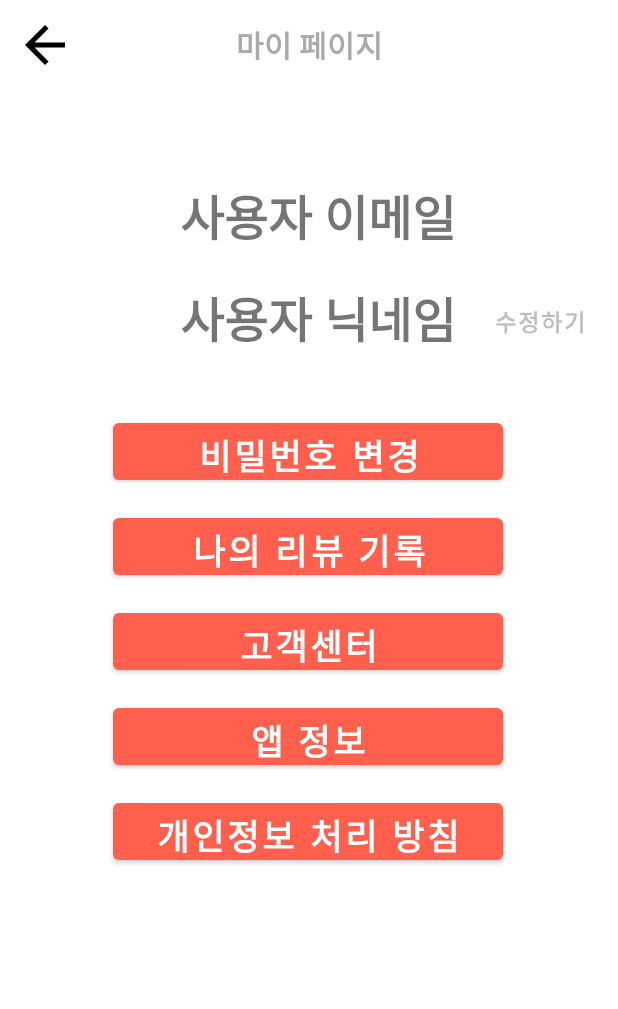
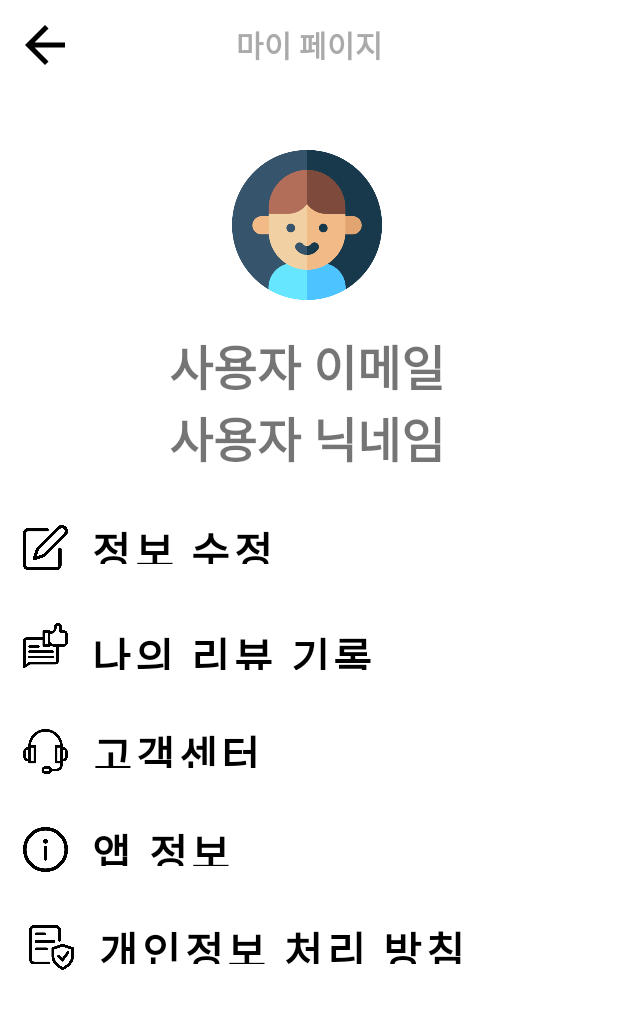
Before and after one commit to ohamin26/kotlin_red_lighthouse, an Android app: the layout activity_user_info.xml on its own in the app's theme, with its tools: preview values and no code run, on a phone screen of 412 x 824 dp. Shown: the top 1009 px of the screen. Run offline under Robolectric (Android 15) with nearby library versions, the phone set to English and light mode, and no system bars.

Commit message:
하람 : 마이 페이지 변경, xml에 사용할 이미지 추가 (05/30)

```diff
--- a/app/src/main/res/layout/activity_change_info_nickname.xml
+++ b/app/src/main/res/layout/activity_change_info_nickname.xml
@@ -1,4 +1,5 @@
-<?xml version="1.0" encoding="utf-8"?><!--정보 수정 버튼 클릭 시 전환되는 회원 정보 변경 화면-->
+<?xml version="1.0" encoding="utf-8"?>
+<!--정보 수정 버튼 클릭 시 전환되는 회원 정보 변경 화면-->
 <ScrollView xmlns:android="http://schemas.android.com/apk/res/android"
     android:layout_width="match_parent"
     android:layout_height="match_parent"
@@ -60,6 +61,20 @@
                 android:layout_marginTop="10dp"
                 android:src="@drawable/resume" />
 
+            <!--이메일 입력 칸, inputType : 입력 가능한 값을 모든 문자 / 기호 / 숫자로 설정-->
+            <EditText
+                android:id="@+id/email_change"
+                android:layout_width="wrap_content"
+                android:layout_height="wrap_content"
+                android:layout_gravity="center"
+                android:layout_marginTop="70dp"
+                android:ems="11"
+                android:textSize="20dp"
+                android:textStyle="bold"
+                android:hint="Email"
+                android:inputType="textPersonName"
+                android:text="" />
+
             <!--닉네임 입력 칸-->
             <EditText
                 android:id="@+id/nickname_change"
@@ -70,9 +85,8 @@
                 android:ems="11"
                 android:textSize="20dp"
                 android:textStyle="bold"
-                android:hint="닉네임"
-                android:inputType="textPersonName"/>
-
+                android:hint="Nickname"
+                android:inputType="textPassword"/>
 
             <!--완료 버튼-->
             <Button
--- a/app/src/main/res/layout/activity_register.xml
+++ b/app/src/main/res/layout/activity_register.xml
@@ -55,7 +55,7 @@
             android:layout_marginTop="10dp"
             android:src="@drawable/signup" />
 
-        <!--이메일 입력-->
+        <!--이메일 입력 칸, 입력 가능한 값의 속성을 이메일 주소로 설정-->
         <EditText
             android:id="@+id/edit_email"
             android:layout_width="wrap_content"
@@ -65,9 +65,9 @@
             android:ems="9"
             android:fontFamily="@font/suite1"
             android:hint="이메일"
-            android:inputType="textPersonName" />
+            android:inputType="textEmailAddress" />
 
-        <!--닉네임 입력-->
+        <!--닉네임 입력 칸, 입력 가능한 값의 속성을 문자열과 숫자로 설정-->
         <EditText
             android:id="@+id/edit_nickname"
             android:layout_width="wrap_content"
@@ -76,9 +76,10 @@
             android:layout_marginLeft="110dp"
             android:ems="9"
             android:hint="닉네임"
-            android:fontFamily="@font/suite1"/>
+            android:fontFamily="@font/suite1"
+            android:inputType="text|number"/>
 
-        <!--비밀 번호 입력-->
+        <!--비밀 번호 입력 칸, 입력 가능한 값의 속성을 패스워드로 설정-->
         <EditText
             android:id="@+id/edit_pw"
             android:layout_width="wrap_content"
@@ -90,7 +91,7 @@
             android:fontFamily="@font/suite1"
             android:inputType="textPassword" />
 
-        <!--비밀 번호 확인-->
+        <!--비밀 번호 확인, 입력 가능한 값의 속성을 패스워드로 설정-->
         <EditText
             android:id="@+id/edit_pw_re"
             android:layout_width="wrap_content"
--- a/app/src/main/res/layout/activity_user_info.xml
+++ b/app/src/main/res/layout/activity_user_info.xml
@@ -4,14 +4,13 @@
     android:layout_width="match_parent"
     android:layout_height="match_parent"
     tools:context=".activity.UserInfoActivity">
-    <ScrollView xmlns:android="http://schemas.android.com/apk/res/android"
-        xmlns:tools="http://schemas.android.com/tools"
+    <ScrollView
         android:layout_width="match_parent"
         android:layout_height="match_parent">
 
         <LinearLayout
             android:layout_width="match_parent"
-            android:layout_height="wrap_content"
+            android:layout_height="match_parent"
             android:orientation="vertical"
             >
 
@@ -47,119 +46,185 @@
 
             </LinearLayout>
 
+            <LinearLayout
+                android:layout_width="410dp"
+                android:layout_height="wrap_content"
+                android:gravity="center"
+                android:orientation="vertical">
+                    <!--프로필 이미지 뷰-->
+                    <ImageView
+                        android:layout_width="100dp"
+                        android:layout_height="100dp"
+                        android:src="@drawable/customer">
+                    </ImageView>
+
                 <!--사용자 이메일 텍스트 뷰-->
                 <TextView
-                android:id="@+id/user_email"
                     android:layout_width="wrap_content"
                     android:layout_height="wrap_content"
-                android:text="사용자 이메일"
-                android:textStyle="bold"
-                android:textSize="32dp"
-                android:layout_marginLeft="120dp"
                     android:layout_marginTop="20dp"
                     android:fontFamily="@font/suite"
-                />
-
-            <TableLayout
-                android:layout_height="wrap_content"
-                android:layout_width="wrap_content">
-                <TableRow tools:ignore="UselessParent">
+                    android:text="사용자 이메일"
+                    android:textSize="32dp"
+                    android:textStyle="bold" />
                 <!--사용자 닉네임 텍스트 뷰-->
                 <TextView
-                        android:id="@+id/user_name"
                     android:layout_width="wrap_content"
                     android:layout_height="wrap_content"
                     android:text="사용자 닉네임"
                     android:textStyle="bold"
                     android:textSize="32dp"
-                        android:layout_marginLeft="120dp"
-                        android:layout_marginTop="20dp"
                     android:fontFamily="@font/suite"
                     />
+            </LinearLayout>
+
+            <LinearLayout
+                android:layout_width="wrap_content"
+                android:layout_height="wrap_content"
+                android:layout_marginLeft="15dp"
+                android:layout_marginTop="20dp"
+                android:orientation="horizontal">
+                <!--정보 수정 로고 이미지 뷰-->
+                <ImageView
+                    android:layout_width="30dp"
+                    android:layout_height="30dp"
+                    android:layout_marginTop="14dp"
+                    android:src="@drawable/edit">
+                </ImageView>
                 <!--이메일, 닉네임 정보 수정 페이지로 이동 버튼-->
                 <Button
-                        android:id="@+id/btn_edit_nickname"
+                    android:id="@+id/btn_edit"
+                    android:layout_width="wrap_content"
+                    android:layout_height="50dp"
+                    android:background="#00ff0000"
+                    android:text="정보 수정"
+                    android:textColor="@color/black"
+                    android:textStyle="bold"
+                    android:textSize="28dp"
+                    android:fontFamily="@font/suite"
+                    />
+            </LinearLayout>
+
+
+            <LinearLayout
                 android:layout_width="wrap_content"
                 android:layout_height="wrap_content"
-                        android:text="수정하기"
-                        android:textStyle="bold"
-                        android:textSize="15dp"
-                        android:layout_marginLeft="10dp"
+                android:layout_marginLeft="15dp"
                 android:layout_marginTop="15dp"
-                        android:fontFamily="@font/suite"
-                        android:background="#00ff0000"
-                        android:backgroundTint="@color/white"
-                        android:textColor="@android:color/secondary_text_light_nodisable"
-                        />
-                </TableRow>
-            </TableLayout>
-
-            <!--이메일, 닉네임 정보 수정 페이지로 이동 버튼-->
-            <Button
-                android:id="@+id/btn_edit_pw"
-                android:layout_width="260dp"
-                android:layout_height="50dp"
-                android:layout_marginLeft="75dp"
-                android:text="비밀번호 변경"
-                android:layout_marginTop="40dp"
-                android:textStyle="bold"
-                android:textSize="23dp"
-                android:fontFamily="@font/suite"
-                />
-
+                android:orientation="horizontal">
+                <!--리뷰 이미지 뷰-->
+                <ImageView
+                    android:layout_width="30dp"
+                    android:layout_height="30dp"
+                    android:layout_marginTop="14dp"
+                    android:src="@drawable/review">
+                </ImageView>
                 <!--나의 리뷰 페이지로 이동 버튼-->
                 <Button
                     android:id="@+id/btn_review"
-                android:layout_width="260dp"
+                    android:layout_width="wrap_content"
                     android:layout_height="50dp"
-                android:layout_marginLeft="75dp"
-                android:layout_marginTop="13dp"
+                    android:layout_marginTop="5dp"
                     android:text="나의 리뷰 기록"
                     android:textStyle="bold"
-                android:textSize="23dp"
+                    android:textSize="28dp"
+                    android:background="#00ff0000"
+                    android:textColor="@color/black"
                     android:fontFamily="@font/suite"
                     />
+            </LinearLayout>
+
+
+        <LinearLayout
+            android:layout_width="wrap_content"
+            android:layout_height="wrap_content"
+            android:layout_marginLeft="15dp"
+            android:layout_marginTop="15dp"
+            android:orientation="horizontal">
+            <!--고객센터 이미지 뷰-->
+            <ImageView
+                android:layout_width="30dp"
+                android:layout_height="30dp"
+                android:layout_marginTop="14dp"
+                android:src="@drawable/service">
+            </ImageView>
 
             <!--고객센터 버튼, 대표 이메일 안내 화면으로 이동-->
             <Button
                 android:id="@+id/btn_cs"
-                android:layout_width="260dp"
+                android:layout_width="wrap_content"
                 android:layout_height="50dp"
-                android:layout_marginLeft="75dp"
-                android:layout_marginTop="13dp"
                 android:text="고객센터"
+                android:background="#00ff0000"
+                android:textColor="@color/black"
                 android:textStyle="bold"
-                android:textSize="23dp"
-                android:fontFamily="@font/suite"
-                />
-
-            <!--앱 정보 화면 이동 버튼-->
-            <Button
-                android:id="@+id/btn_Info"
-                android:layout_width="260dp"
-                android:layout_height="50dp"
-                android:layout_marginLeft="75dp"
-                android:layout_marginTop="13dp"
-                android:text="앱 정보"
-                android:textStyle="bold"
-                android:textSize="23dp"
-                android:fontFamily="@font/suite"
-                />
-
-            <!--개인정보 처리 방침화면으로 이동 버튼-->
-            <Button
-                android:id="@+id/btn_policy"
-                android:layout_width="260dp"
-                android:layout_height="50dp"
-                android:layout_marginLeft="75dp"
-                android:layout_marginTop="13dp"
-                android:text="개인정보 처리 방침"
-                android:textStyle="bold"
-                android:textSize="23dp"
+                android:textSize="28dp"
                 android:fontFamily="@font/suite"
                 />
 
         </LinearLayout>
 
+        <LinearLayout
+            android:layout_width="wrap_content"
+            android:layout_height="wrap_content"
+            android:layout_marginLeft="15dp"
+            android:layout_marginTop="15dp"
+            android:orientation="horizontal">
+
+            <!--앱 정보 이미지 뷰-->
+            <ImageView
+                android:layout_width="30dp"
+                android:layout_height="30dp"
+                android:layout_marginTop="14dp"
+                android:src="@drawable/information">
+            </ImageView>
+            <!--앱 정보 화면 이동 버튼-->
+            <Button
+                android:id="@+id/btn_Info"
+                android:layout_width="wrap_content"
+                android:layout_height="50dp"
+                android:text="앱 정보"
+                android:textStyle="bold"
+                android:background="#00ff0000"
+                android:textColor="@color/black"
+                android:textSize="28dp"
+                android:fontFamily="@font/suite"
+                />
+
+        </LinearLayout>
+
+        <LinearLayout
+            android:layout_width="wrap_content"
+            android:layout_height="wrap_content"
+            android:layout_marginLeft="15dp"
+            android:layout_marginTop="15dp"
+
+            android:orientation="horizontal">
+
+            <ImageView
+                android:layout_width="30dp"
+                android:layout_height="30dp"
+                android:layout_marginTop="14dp"
+                android:layout_marginLeft="4dp"
+                android:src="@drawable/policy">
+            </ImageView>
+
+            <!--개인정보 처리 방침화면으로 이동 버튼-->
+            <Button
+                android:id="@+id/btn_policy"
+                android:layout_width="wrap_content"
+                android:layout_height="50dp"
+                android:text="개인정보 처리 방침"
+                android:textStyle="bold"
+                android:textSize="28dp"
+                android:background="#00ff0000"
+                android:textColor="@color/black"
+                android:fontFamily="@font/suite"
+                />
+        </LinearLayout>
+
+
+        </LinearLayout>
+
     </ScrollView>
 </FrameLayout>
```
Lines whose indentation alone changed are shown as unchanged.
